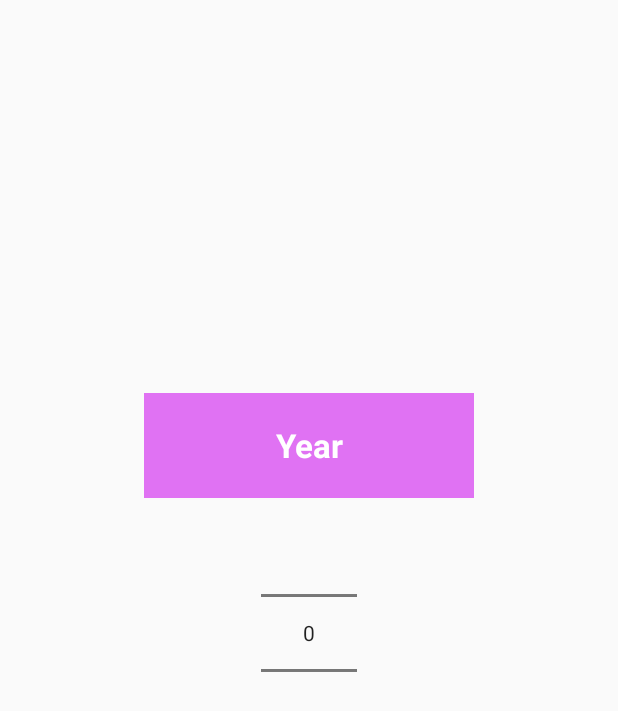
After one commit to navin1998/TrialSIH, an Android app: the layout month_year_picker_dialog.xml on its own in the app's theme, with its tools: preview values and no code run, on a phone screen of 412 x 824 dp. The commit adds this screen. Shown: the top 711 px of the screen. Run offline under Robolectric (Android 15) with nearby library versions, the phone set to English and light mode, and no system bars.

Commit message:
Third Commit

```diff
--- /dev/null
+++ b/app/src/main/res/layout/month_year_picker_dialog.xml
@@ -0,0 +1,64 @@
+<?xml version="1.0" encoding="utf-8"?><LinearLayout xmlns:android="http://schemas.android.com/apk/res/android"
+    xmlns:tools="http://schemas.android.com/tools"
+    android:layout_width="220dp"
+    android:layout_height="300dp"
+    android:layout_gravity="center"
+    android:gravity="center"
+    android:orientation="vertical">
+
+
+    <LinearLayout
+        android:layout_width="match_parent"
+        android:layout_height="match_parent"
+        android:orientation="vertical">
+
+        <LinearLayout
+            android:layout_width="match_parent"
+            android:layout_height="70dp"
+            android:background="@color/colorAccent"
+            android:gravity="top">
+
+            <TextView
+                android:layout_width="match_parent"
+                android:layout_height="wrap_content"
+                android:layout_gravity="center"
+                android:elevation="8dp"
+                android:gravity="center"
+                android:text="Year"
+                android:textColor="#ffffff"
+                android:textSize="22dp"
+                android:textStyle="bold" />
+
+        </LinearLayout>
+
+        <LinearLayout
+            android:layout_width="wrap_content"
+            android:layout_height="wrap_content"
+            android:layout_gravity="center"
+            android:orientation="horizontal">
+
+            <NumberPicker
+                android:id="@+id/picker_month"
+                android:layout_width="wrap_content"
+                android:layout_height="wrap_content"
+                android:layout_marginEnd="20dp"
+                android:descendantFocusability="blocksDescendants"
+                android:visibility="gone"
+                tools:ignore="RtlCompat">
+
+            </NumberPicker>
+
+            <NumberPicker
+                android:id="@+id/picker_year"
+                android:layout_width="wrap_content"
+                android:layout_height="wrap_content"
+                android:descendantFocusability="blocksDescendants"
+                >
+
+            </NumberPicker>
+
+        </LinearLayout>
+
+    </LinearLayout>
+
+</LinearLayout>
--- a/app/src/main/res/values/styles.xml
+++ b/app/src/main/res/values/styles.xml
@@ -17,4 +17,10 @@
 
     <style name="AppTheme.PopupOverlay" parent="ThemeOverlay.AppCompat.Light" />
 
+
+    <style name="AlertDialogStyle" parent="Theme.AppCompat.Light.Dialog">
+        <item name="android:textColor">#FF4081</item>  // you can change the color of the yearPiker dialog
+        <item name="android:textColorPrimary">#FF4081</item> // you can change the color of the yearPiker dialog
+    </style>
+
 </resources>
```
Also changed, not shown: app/build.gradle (+11 -0 lines), app/src/main/java/com/navin/trialsih/doctorClasses/MonthYearPickerDialog.java (+60 -1 lines), build.gradle (line endings or trailing spaces).
